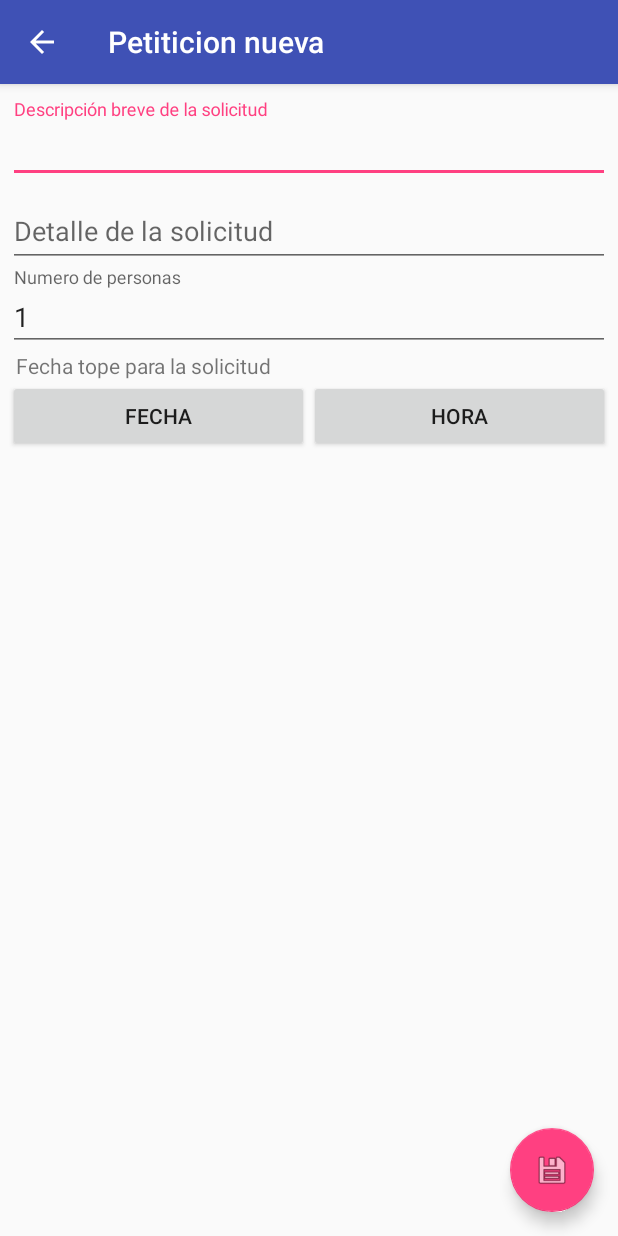
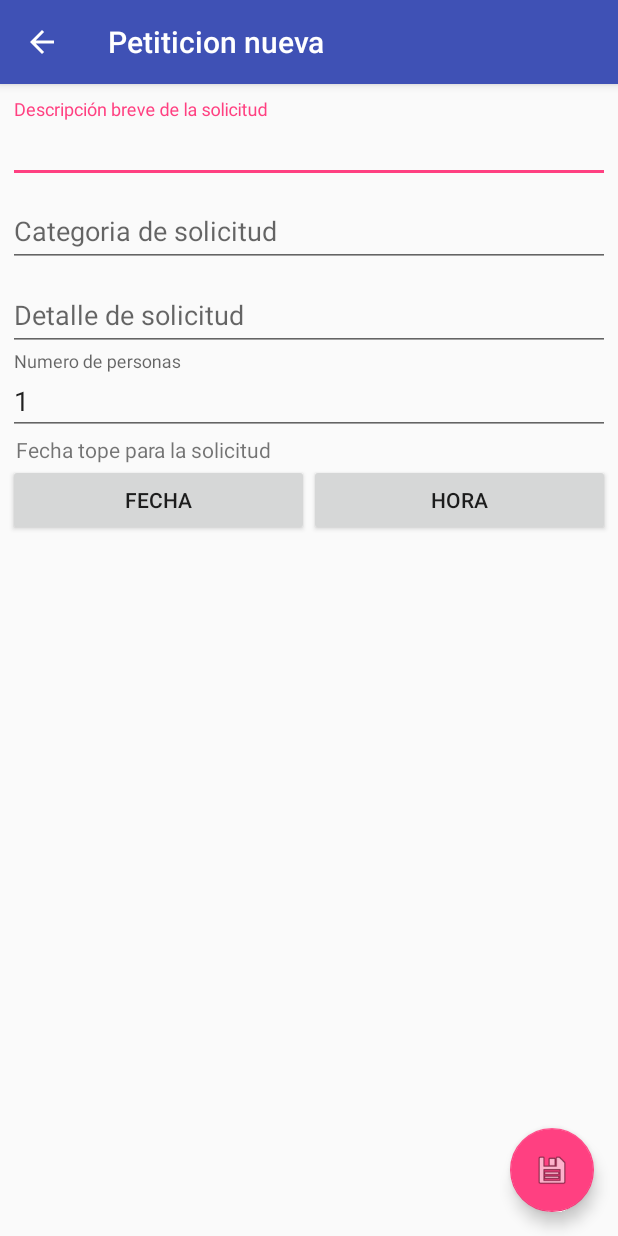
Before and after one commit to edgar-davila/quickhelp, an Android app: the NewPetitionActivity screen opened directly, with no data from a screen before it, on a phone screen of 412 x 824 dp. Run offline under Robolectric (Android 15) with nearby library versions, the phone set to English and light mode, and no system bars.

Commit message:
category edittext

```diff
--- a/app/src/main/res/layout/content_new_petition.xml
+++ b/app/src/main/res/layout/content_new_petition.xml
@@ -21,8 +21,20 @@
             android:layout_width="match_parent"
             android:layout_height="wrap_content"
             android:hint="@string/hint_titulo"
+            android:lines="1"
             android:maxLines="1"
             android:singleLine="true" />
+    </android.support.design.widget.TextInputLayout>
+
+    <android.support.design.widget.TextInputLayout
+        android:layout_width="match_parent"
+        android:layout_height="wrap_content">
+
+        <EditText
+            android:id="@+id/textCategoria"
+            android:layout_width="match_parent"
+            android:layout_height="wrap_content"
+            android:hint="@string/hint_category" />
     </android.support.design.widget.TextInputLayout>
 
     <android.support.design.widget.TextInputLayout
@@ -33,8 +45,11 @@
             android:id="@+id/textDetalle"
             android:layout_width="match_parent"
             android:layout_height="wrap_content"
-            android:hint="@string/hint_detalle" />
+            android:hint="@string/hint_detalle"
+            android:lines="1" />
+
     </android.support.design.widget.TextInputLayout>
+
 
     <android.support.design.widget.TextInputLayout
         android:layout_width="match_parent"
--- a/app/src/main/res/layout/my_card_peticion.xml
+++ b/app/src/main/res/layout/my_card_peticion.xml
@@ -12,9 +12,12 @@
         android:layout_height="match_parent"
         android:layout_gravity="center"
         android:padding="5dp"
+        card_view:elevation="2dp"
+        card_view:cardUseCompatPadding="true"
         card_view:cardCornerRadius="4dp">
 
         <RelativeLayout
+            android:padding="5dp"
             android:layout_width="match_parent"
             android:layout_height="match_parent">
 
@@ -31,6 +34,7 @@
                 android:layout_width="match_parent"
                 android:layout_height="wrap_content"
                 android:layout_toEndOf="@+id/imageViewCardProfilePeticion"
+                android:paddingLeft="5dp"
                 android:orientation="vertical">
 
                 <TextView
--- a/app/src/main/res/values/strings.xml
+++ b/app/src/main/res/values/strings.xml
@@ -11,7 +11,8 @@
     <string name="action_settings">Settings</string>
 
     <string name="hint_titulo">Descripción breve de la solicitud</string>
-    <string name="hint_detalle">Detalle de la solicitud</string>
+    <string name="hint_detalle">Detalle de solicitud</string>
+    <string name="hint_category">Categoria de solicitud</string>
     <string name="hint_personas">Numero de personas</string>
     <string name="fecha_tope">Fecha tope para la solicitud</string>
 </resources>
```
